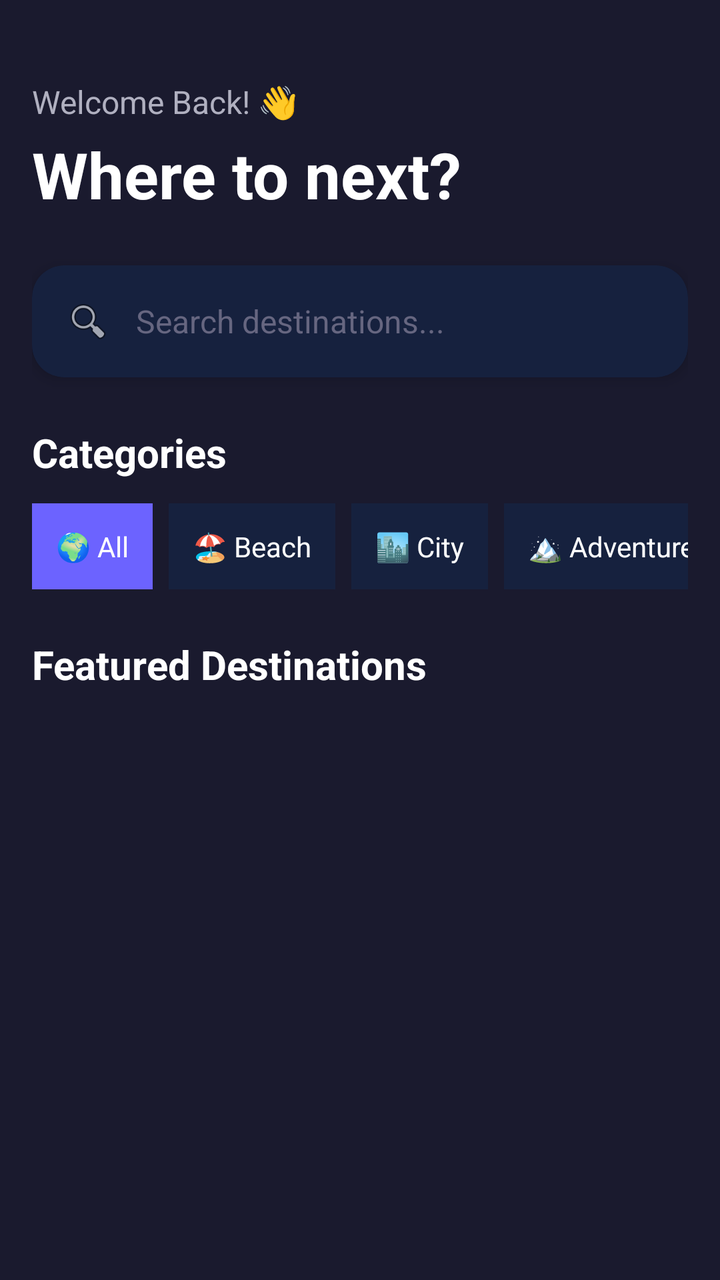
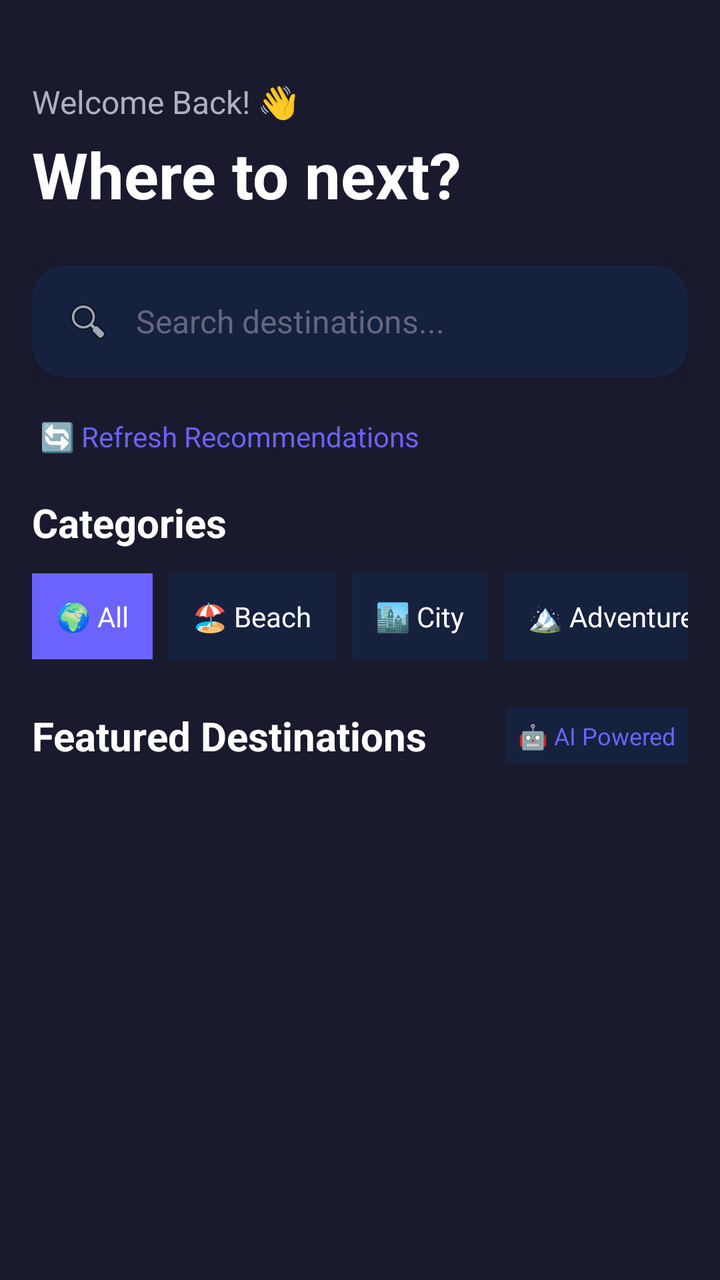

Before-and-after screenshots of an Android layout around one commit, followed by the original layout XML and the change that was made.
<!-- AndroidManifest.xml: application theme Theme.TravelGuideApp -->
<!-- res/layout/fragment_home.xml -->
<?xml version="1.0" encoding="utf-8"?>
<ScrollView xmlns:android="http://schemas.android.com/apk/res/android"
    android:layout_width="match_parent"
    android:layout_height="match_parent"
    android:background="@color/background_dark">

    <LinearLayout
        android:layout_width="match_parent"
        android:layout_height="wrap_content"
        android:orientation="vertical"
        android:padding="16dp">

        
        <LinearLayout
            android:layout_width="match_parent"
            android:layout_height="wrap_content"
            android:orientation="vertical"
            android:layout_marginTop="24dp"
            android:layout_marginBottom="24dp">

            <TextView
                android:layout_width="wrap_content"
                android:layout_height="wrap_content"
                android:text="Welcome Back! 👋"
                android:textColor="@color/text_secondary"
                android:textSize="16sp" />

            <TextView
                android:layout_width="wrap_content"
                android:layout_height="wrap_content"
                android:text="Where to next?"
                android:textColor="@color/text_primary"
                android:textSize="32sp"
                android:textStyle="bold"
                android:layout_marginTop="4dp" />

        </LinearLayout>

        
        <androidx.cardview.widget.CardView
            xmlns:app="http://schemas.android.com/apk/res-auto"
            android:layout_width="match_parent"
            android:layout_height="wrap_content"
            android:layout_marginBottom="24dp"
            app:cardBackgroundColor="@color/background_card"
            app:cardCornerRadius="16dp"
            app:cardElevation="4dp">

            <LinearLayout
                android:layout_width="match_parent"
                android:layout_height="wrap_content"
                android:orientation="horizontal"
                android:padding="16dp"
                android:gravity="center_vertical">

                <ImageView
                    android:layout_width="24dp"
                    android:layout_height="24dp"
                    android:src="@android:drawable/ic_menu_search"
                    android:layout_marginEnd="12dp" />

                <TextView
                    android:id="@+id/tvSearchHint"
                    android:layout_width="match_parent"
                    android:layout_height="wrap_content"
                    android:text="Search destinations..."
                    android:textColor="@color/text_hint"
                    android:textSize="16sp" />

            </LinearLayout>

        </androidx.cardview.widget.CardView>

        
        <TextView
            android:layout_width="wrap_content"
            android:layout_height="wrap_content"
            android:text="Categories"
            android:textColor="@color/text_primary"
            android:textSize="20sp"
            android:textStyle="bold"
            android:layout_marginBottom="12dp" />

        <HorizontalScrollView
            android:layout_width="match_parent"
            android:layout_height="wrap_content"
            android:scrollbars="none"
            android:layout_marginBottom="24dp">

            <LinearLayout
                android:layout_width="wrap_content"
                android:layout_height="wrap_content"
                android:orientation="horizontal">

                <TextView
                    android:id="@+id/btnAll"
                    android:layout_width="wrap_content"
                    android:layout_height="wrap_content"
                    android:text="🌍 All"
                    android:textColor="@color/text_primary"
                    android:background="@color/primary"
                    android:padding="12dp"
                    android:layout_marginEnd="8dp" />

                <TextView
                    android:id="@+id/btnBeach"
                    android:layout_width="wrap_content"
                    android:layout_height="wrap_content"
                    android:text="🏖️ Beach"
                    android:textColor="@color/text_primary"
                    android:background="@color/background_card"
                    android:padding="12dp"
                    android:layout_marginEnd="8dp" />

                <TextView
                    android:id="@+id/btnCity"
                    android:layout_width="wrap_content"
                    android:layout_height="wrap_content"
                    android:text="🏙️ City"
                    android:textColor="@color/text_primary"
                    android:background="@color/background_card"
                    android:padding="12dp"
                    android:layout_marginEnd="8dp" />

                <TextView
                    android:id="@+id/btnAdventure"
                    android:layout_width="wrap_content"
                    android:layout_height="wrap_content"
                    android:text="🏔️ Adventure"
                    android:textColor="@color/text_primary"
                    android:background="@color/background_card"
                    android:padding="12dp"
                    android:layout_marginEnd="8dp" />

            </LinearLayout>

        </HorizontalScrollView>

        
        <TextView
            android:layout_width="wrap_content"
            android:layout_height="wrap_content"
            android:text="Featured Destinations"
            android:textColor="@color/text_primary"
            android:textSize="20sp"
            android:textStyle="bold"
            android:layout_marginBottom="12dp" />

        <androidx.recyclerview.widget.RecyclerView
            android:id="@+id/rvDestinations"
            android:layout_width="match_parent"
            android:layout_height="wrap_content"
            android:nestedScrollingEnabled="false" />

    </LinearLayout>

</ScrollView>
<!-- resources referenced by this layout -->
<resources>
  <color name="background_card">#16213E</color>
  <color name="background_dark">#1A1A2E</color>
  <color name="primary">#6C63FF</color>
  <color name="text_hint">#666680</color>
  <color name="text_primary">#FFFFFF</color>
  <color name="text_secondary">#B0B0C0</color>
  <style name="Theme.TravelGuideApp" parent="Theme.MaterialComponents.DayNight.NoActionBar">
          <item name="colorPrimary">@color/primary</item>
          <item name="colorPrimaryVariant">@color/primary_dark</item>
          <item name="colorOnPrimary">@color/text_primary</item>
          <item name="colorSecondary">@color/accent_gold</item>
          <item name="colorOnSecondary">@color/background_dark</item>
          <item name="android:windowBackground">@color/background_dark</item>
          <item name="android:statusBarColor">@color/background_dark</item>
          <item name="android:navigationBarColor">@color/bottom_nav_background</item>
  
          
          <item name="materialCardViewStyle">@style/CardStyle</item>
  
          
          <item name="materialButtonStyle">@style/ButtonStyle</item>
      </style>
  <color name="primary_dark">#4B44CC</color>
  <color name="accent_gold">#FFD700</color>
  <color name="bottom_nav_background">#16213E</color>
  <style name="CardStyle" parent="Widget.MaterialComponents.CardView">
          <item name="cardBackgroundColor">@color/background_card</item>
          <item name="cardCornerRadius">16dp</item>
          <item name="cardElevation">8dp</item>
      </style>
  <style name="ButtonStyle" parent="Widget.MaterialComponents.Button">
          <item name="backgroundTint">@color/primary</item>
          <item name="android:textColor">@color/text_primary</item>
          <item name="cornerRadius">12dp</item>
      </style>
</resources>

<!-- the commit's change to res/layout/fragment_home.xml (unified diff, before → after) -->
@@ -41,7 +41,7 @@
             xmlns:app="http://schemas.android.com/apk/res-auto"
             android:layout_width="match_parent"
             android:layout_height="wrap_content"
-            android:layout_marginBottom="24dp"
+            android:layout_marginBottom="16dp"
             app:cardBackgroundColor="@color/background_card"
             app:cardCornerRadius="16dp"
             app:cardElevation="4dp">
@@ -70,6 +70,27 @@
             </LinearLayout>
 
         </androidx.cardview.widget.CardView>
+
+        
+        <TextView
+            android:id="@+id/tvStatus"
+            android:layout_width="wrap_content"
+            android:layout_height="wrap_content"
+            android:textColor="@color/primary"
+            android:textSize="14sp"
+            android:layout_marginBottom="8dp"
+            android:visibility="gone" />
+
+        
+        <TextView
+            android:id="@+id/tvRefresh"
+            android:layout_width="wrap_content"
+            android:layout_height="wrap_content"
+            android:text="🔄 Refresh Recommendations"
+            android:textColor="@color/primary"
+            android:textSize="14sp"
+            android:layout_marginBottom="16dp"
+            android:padding="4dp" />
 
         
         <TextView
@@ -137,14 +158,32 @@
         </HorizontalScrollView>
 
         
-        <TextView
-            android:layout_width="wrap_content"
+        <LinearLayout
+            android:layout_width="match_parent"
             android:layout_height="wrap_content"
-            android:text="Featured Destinations"
-            android:textColor="@color/text_primary"
-            android:textSize="20sp"
-            android:textStyle="bold"
-            android:layout_marginBottom="12dp" />
+            android:orientation="horizontal"
+            android:gravity="center_vertical"
+            android:layout_marginBottom="12dp">
+
+            <TextView
+                android:layout_width="0dp"
+                android:layout_height="wrap_content"
+                android:layout_weight="1"
+                android:text="Featured Destinations"
+                android:textColor="@color/text_primary"
+                android:textSize="20sp"
+                android:textStyle="bold" />
+
+            <TextView
+                android:layout_width="wrap_content"
+                android:layout_height="wrap_content"
+                android:text="🤖 AI Powered"
+                android:textColor="@color/primary"
+                android:textSize="12sp"
+                android:background="@color/background_card"
+                android:padding="6dp" />
+
+        </LinearLayout>
 
         <androidx.recyclerview.widget.RecyclerView
             android:id="@+id/rvDestinations"
